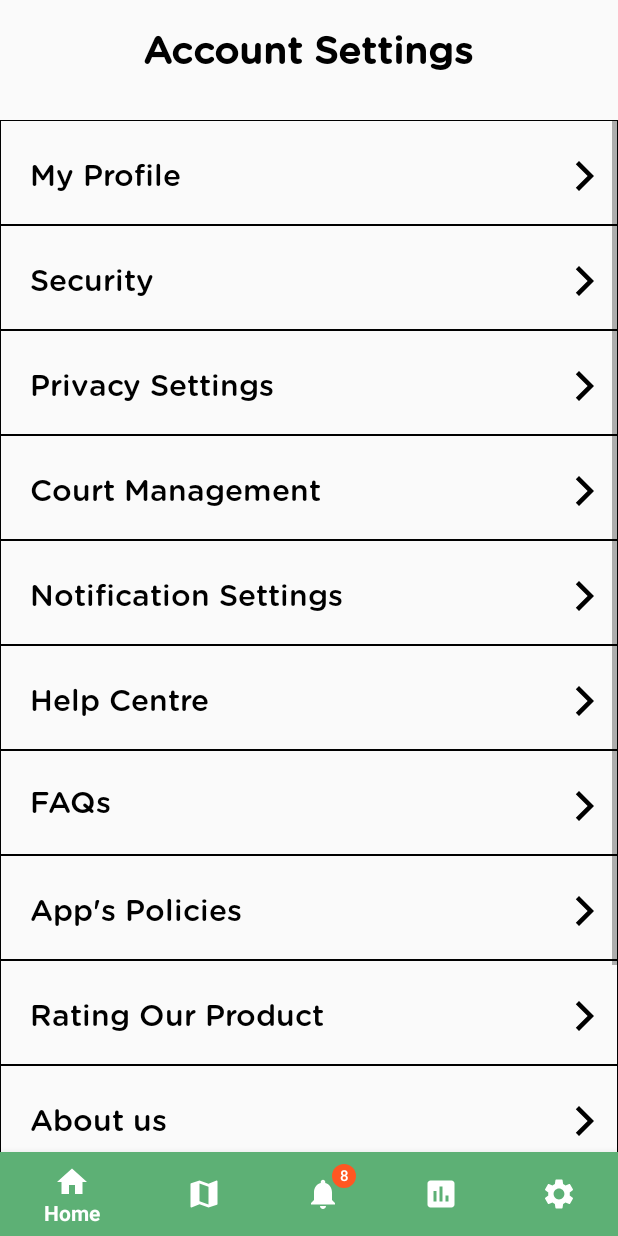
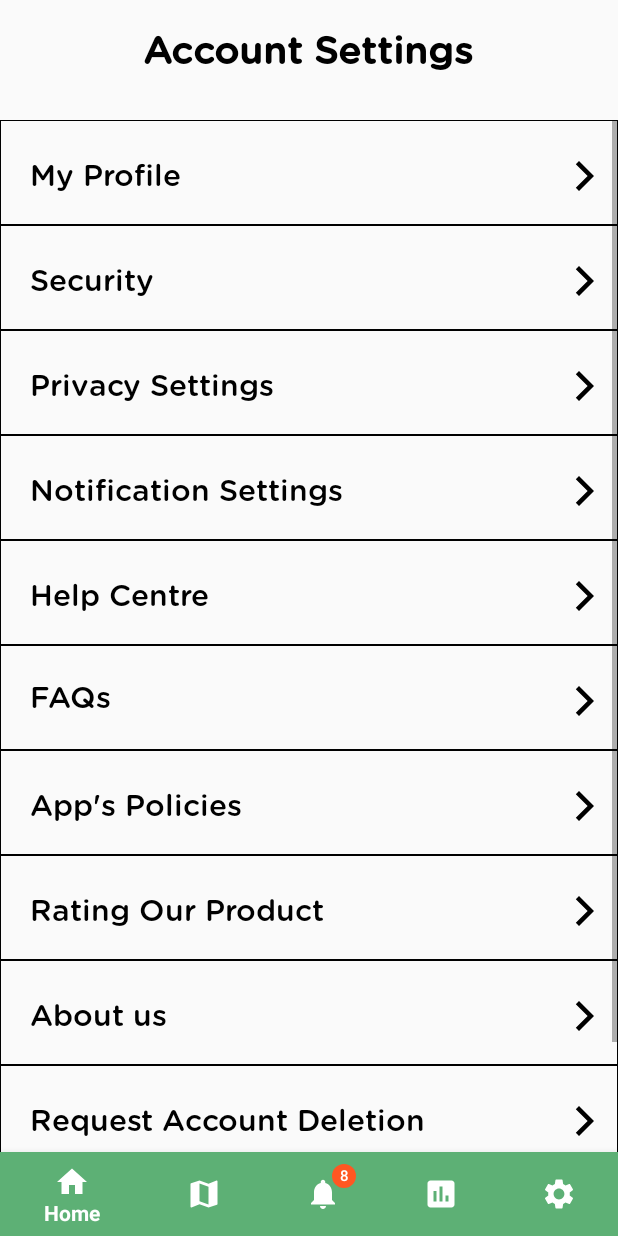
Before and after one commit to sonyrich/tennis-booking, an Android app: the fragment SettingFragment placed in its activity, on a phone screen of 412 x 824 dp. Run offline under Robolectric (Android 15) with nearby library versions, the light colour scheme and no system bars.

Commit message:
remove Court Management

```diff
--- a/app/src/main/java/com/example/tennis_booking/CourtItem.java
+++ b/app/src/main/java/com/example/tennis_booking/CourtItem.java
@@ -1,7 +1,6 @@
 package com.example.tennis_booking;
 
 import android.graphics.drawable.Drawable;
-import android.widget.RatingBar;
 
 public class CourtItem {
 
--- a/app/src/main/java/com/example/tennis_booking/CourtSelectActivity.java
+++ b/app/src/main/java/com/example/tennis_booking/CourtSelectActivity.java
@@ -1,10 +1,7 @@
 package com.example.tennis_booking;
 
 import android.content.Intent;
-import android.graphics.drawable.Drawable;
 import android.os.Bundle;
-import android.view.ContextMenu;
-import android.view.Menu;
 import android.view.MenuItem;
 import android.view.View;
 import android.widget.Button;
@@ -14,8 +11,6 @@ import android.widget.PopupMenu;
 import android.widget.TextView;
 
 import androidx.appcompat.app.AppCompatActivity;
-
-import com.android.annotations.NonNull;
 
 public class CourtSelectActivity extends AppCompatActivity {
 
--- a/app/src/main/java/com/example/tennis_booking/CreateCourse2.java
+++ b/app/src/main/java/com/example/tennis_booking/CreateCourse2.java
@@ -8,7 +8,6 @@ import android.net.Uri;
 import android.os.Bundle;
 import android.view.View;
 import android.widget.ArrayAdapter;
-import android.widget.Button;
 import android.widget.ImageView;
 import android.widget.Spinner;
 import android.widget.TextView;
--- a/app/src/main/java/com/example/tennis_booking/HomeAdapter.java
+++ b/app/src/main/java/com/example/tennis_booking/HomeAdapter.java
@@ -1,12 +1,10 @@
 package com.example.tennis_booking;
 
 import android.content.Context;
-import android.content.Intent;
 import android.graphics.Paint;
 import android.view.LayoutInflater;
 import android.view.View;
 import android.view.ViewGroup;
-import android.widget.AdapterView;
 import android.widget.ImageView;
 import android.widget.RatingBar;
 import android.widget.TextView;
--- a/app/src/main/java/com/example/tennis_booking/ProfileActivity.java
+++ b/app/src/main/java/com/example/tennis_booking/ProfileActivity.java
@@ -2,7 +2,6 @@ package com.example.tennis_booking;
 
 import androidx.appcompat.app.AppCompatActivity;
 
-import android.content.Intent;
 import android.os.Bundle;
 import android.view.View;
 import android.widget.TextView;
--- a/app/src/main/java/com/example/tennis_booking/SettingFragment.java
+++ b/app/src/main/java/com/example/tennis_booking/SettingFragment.java
@@ -36,15 +36,6 @@ public class SettingFragment extends Fragment {
             }
         });
 
-        tv_courtmgr = (TextView) rootView.findViewById(R.id.tv_courtmgr);
-        tv_courtmgr.setOnClickListener(new View.OnClickListener() {
-            @Override
-            public void onClick(View v) {
-                Intent intent = new Intent(getContext(), ListCourse2.class);
-                startActivity(intent);
-            }
-        });
-
         cl = (ConstraintLayout) rootView.findViewById(R.id.setting1);
         cl.setOnClickListener(new View.OnClickListener() {
             @Override
--- a/app/src/main/java/com/example/tennis_booking/ViewPagerAdapter.java
+++ b/app/src/main/java/com/example/tennis_booking/ViewPagerAdapter.java
@@ -5,7 +5,6 @@ import android.view.LayoutInflater;
 import android.view.View;
 import android.view.ViewGroup;
 import android.widget.ImageView;
-import android.widget.LinearLayout;
 
 import androidx.annotation.NonNull;
 import androidx.constraintlayout.widget.ConstraintLayout;
--- a/app/src/main/res/layout/fragment_setting.xml
+++ b/app/src/main/res/layout/fragment_setting.xml
@@ -137,12 +137,12 @@
                 app:layout_constraintTop_toBottomOf="@+id/setting3">
 
                 <TextView
-                    android:id="@+id/tv_courtmgr"
+                    android:id="@+id/tvSetting4"
                     android:layout_width="250dp"
                     android:layout_height="30dp"
                     android:layout_marginStart="20dp"
                     android:layout_marginTop="22dp"
-                    android:text="Court Management"
+                    android:text="Notification Settings"
                     android:fontFamily="@font/gotham"
                     android:textColor="@color/black"
                     android:textSize="20sp"
@@ -170,11 +170,11 @@
 
                 <TextView
                     android:id="@+id/tvSetting5"
-                    android:layout_width="250dp"
+                    android:layout_width="150dp"
                     android:layout_height="30dp"
                     android:layout_marginStart="20dp"
                     android:layout_marginTop="22dp"
-                    android:text="Notification Settings"
+                    android:text="Help Centre"
                     android:fontFamily="@font/gotham"
                     android:textColor="@color/black"
                     android:textSize="20sp"
@@ -202,14 +202,14 @@
 
                 <TextView
                     android:id="@+id/tvSetting6"
-                    android:layout_width="150dp"
+                    android:layout_width="200dp"
                     android:layout_height="30dp"
                     android:layout_marginStart="20dp"
-                    android:layout_marginTop="22dp"
-                    android:text="Help Centre"
                     android:fontFamily="@font/gotham"
+                    android:text="FAQs"
                     android:textColor="@color/black"
                     android:textSize="20sp"
+                    app:layout_constraintBottom_toBottomOf="parent"
                     app:layout_constraintStart_toStartOf="parent"
                     app:layout_constraintTop_toTopOf="parent" />
 
@@ -237,11 +237,11 @@
                     android:layout_width="200dp"
                     android:layout_height="30dp"
                     android:layout_marginStart="20dp"
+                    android:layout_marginTop="22dp"
+                    android:text="App's Policies"
                     android:fontFamily="@font/gotham"
-                    android:text="FAQs"
                     android:textColor="@color/black"
                     android:textSize="20sp"
-                    app:layout_constraintBottom_toBottomOf="parent"
                     app:layout_constraintStart_toStartOf="parent"
                     app:layout_constraintTop_toTopOf="parent" />
 
@@ -270,7 +270,7 @@
                     android:layout_height="30dp"
                     android:layout_marginStart="20dp"
                     android:layout_marginTop="22dp"
-                    android:text="App's Policies"
+                    android:text="Rating Our Product"
                     android:fontFamily="@font/gotham"
                     android:textColor="@color/black"
                     android:textSize="20sp"
@@ -302,7 +302,7 @@
                     android:layout_height="30dp"
                     android:layout_marginStart="20dp"
                     android:layout_marginTop="22dp"
-                    android:text="Rating Our Product"
+                    android:text="About us"
                     android:fontFamily="@font/gotham"
                     android:textColor="@color/black"
                     android:textSize="20sp"
@@ -330,38 +330,6 @@
 
                 <TextView
                     android:id="@+id/tvSetting10"
-                    android:layout_width="200dp"
-                    android:layout_height="30dp"
-                    android:layout_marginStart="20dp"
-                    android:layout_marginTop="22dp"
-                    android:text="About us"
-                    android:fontFamily="@font/gotham"
-                    android:textColor="@color/black"
-                    android:textSize="20sp"
-                    app:layout_constraintStart_toStartOf="parent"
-                    app:layout_constraintTop_toTopOf="parent" />
-
-                <ImageView
-                    android:layout_width="wrap_content"
-                    android:layout_height="wrap_content"
-                    android:layout_marginTop="25dp"
-                    android:layout_marginEnd="10dp"
-                    android:src="@drawable/ic_baseline_arrow_forward_ios_24"
-                    app:layout_constraintEnd_toEndOf="parent"
-                    app:layout_constraintTop_toTopOf="parent" />
-
-            </androidx.constraintlayout.widget.ConstraintLayout>
-
-            <androidx.constraintlayout.widget.ConstraintLayout
-                android:id="@+id/setting11"
-                android:layout_width="match_parent"
-                android:layout_height="70dp"
-                android:background="@drawable/custom_setting_text"
-                app:layout_constraintStart_toStartOf="parent"
-                app:layout_constraintTop_toBottomOf="@+id/setting10">
-
-                <TextView
-                    android:id="@+id/tvSetting11"
                     android:layout_width="290dp"
                     android:layout_height="30dp"
                     android:layout_marginStart="20dp"
@@ -390,7 +358,7 @@
                 android:layout_height="70dp"
                 android:background="@drawable/custom_setting_text"
                 app:layout_constraintStart_toStartOf="parent"
-                app:layout_constraintTop_toBottomOf="@+id/setting11">
+                app:layout_constraintTop_toBottomOf="@+id/setting10">
 
                 <Button
                     android:id="@+id/btnLogout"
```
Also changed, not shown: app/src/main/java/com/example/tennis_booking/DateBookingActivity.java (+0 -10 lines).
